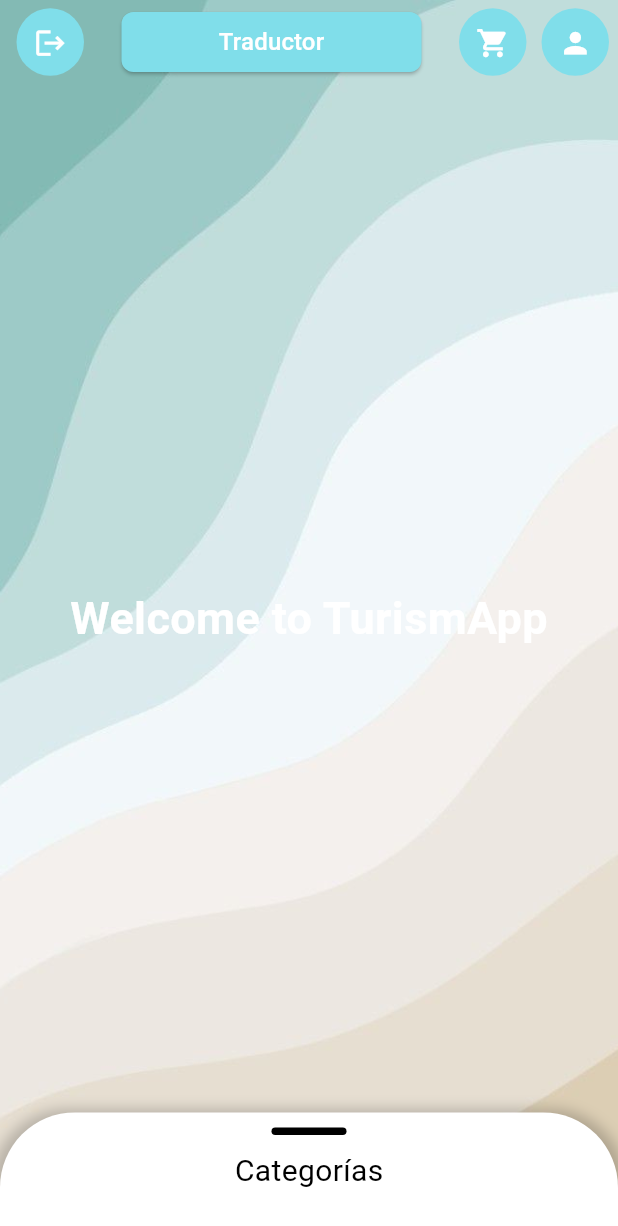
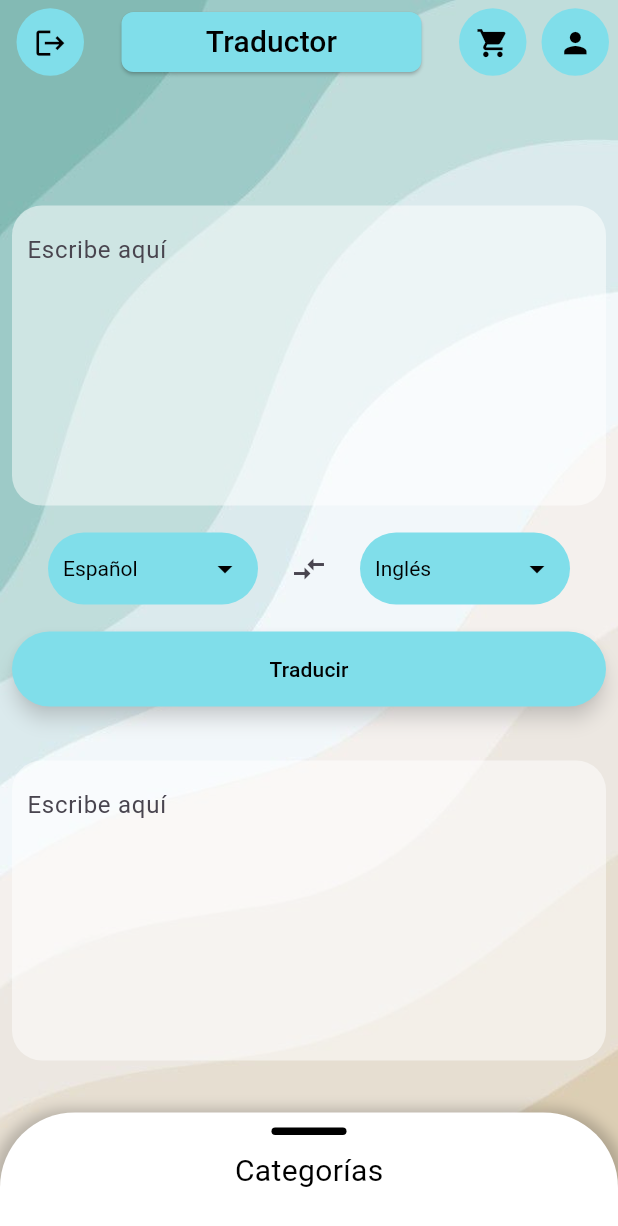
Before and after one commit to JossueJativa/touristApp, a Flutter app: the Home screen opened by its route, after a tap on "Traductor", on a phone screen of 412 x 824 dp. Shown: the top 1226 px of the screen. Run offline on Flutter 3.47's test engine with Material 3 defaults, Android fonts, the phone set to English and light mode, and no system bars; our stand-ins replace firebase_core, firebase_messaging, flutter_local_notifications, jwt_decoder, shared_preferences; accounts and stored records are empty; network calls fail.

Commit message:
feat: Create a traductor in repository

```diff
--- a/turismapp/lib/components/AppbarMenu.dart
+++ b/turismapp/lib/components/AppbarMenu.dart
@@ -45,7 +45,7 @@ class AppbarMenu extends StatelessWidget implements PreferredSizeWidget {
           width: 200,
           height: 40,
           onPressed: () {
-
+            Navigator.pushNamed(context, '/traductor');
           },
         ),
 
--- a/turismapp/lib/components/ButtonRectangle.dart
+++ b/turismapp/lib/components/ButtonRectangle.dart
@@ -37,8 +37,8 @@ class _ButtonRectangleState extends State<ButtonRectangle> {
           child: Text(
             widget.text,
             style: const TextStyle(
-              color: Colors.white, // Color del texto
-              fontSize: 16.0, // Tamaño del texto
+              color: Colors.black,
+              fontSize: 20.0,
             ),
           ),
         ),
--- a/turismapp/lib/components/CircularButton.dart
+++ b/turismapp/lib/components/CircularButton.dart
@@ -46,7 +46,7 @@ class _CircularButtonState extends State<CircularButton> {
         child: Center(
           child: Icon(
             widget.icon,
-            color: Colors.white, // Color del icono para buen contraste
+            color: Colors.black,
             size: (widget.width < widget.height ? widget.width : widget.height) / 2,
           ),
         ),
--- /dev/null
+++ b/turismapp/lib/components/DropdownButton.dart
@@ -0,0 +1,50 @@
+import 'package:flutter/material.dart';
+
+class CustomDropdownButton extends StatefulWidget {
+  final String value;
+  final Map<String, String> items;
+  final ValueChanged<String?> onChanged;
+
+  const CustomDropdownButton(
+      {super.key,
+      required this.value,
+      required this.items,
+      required this.onChanged});
+
+  @override
+  _CustomDropdownButtonState createState() => _CustomDropdownButtonState();
+}
+
+class _CustomDropdownButtonState extends State<CustomDropdownButton> {
+  @override
+  Widget build(BuildContext context) {
+    return Padding(
+      padding: const EdgeInsets.all(10.0),
+      child: Container(
+        decoration: BoxDecoration(
+          color: const Color(0xFF80DEEA),
+          borderRadius: BorderRadius.circular(50.0),
+        ),
+        padding: const EdgeInsets.symmetric(horizontal: 10.0),
+        child: SizedBox(
+          width: 120.0,
+          child: DropdownButtonHideUnderline(
+            child: DropdownButton<String>(
+              value: widget.value,
+              items: widget.items.entries.map((entry) {
+                return DropdownMenuItem<String>(
+                  value: entry.key,
+                  child: Text(entry.value),
+                );
+              }).toList(),
+              onChanged: widget.onChanged,
+              dropdownColor: const Color(0xFF80DEEA),
+              style: const TextStyle(color: Colors.black),
+              iconEnabledColor: Colors.black,
+            ),
+          ),
+        ),
+      ),
+    );
+  }
+}
--- a/turismapp/lib/components/FooterBar.dart
+++ b/turismapp/lib/components/FooterBar.dart
@@ -87,7 +87,8 @@ class _FooterBarState extends State<FooterBar> {
                       onTap: () {
                         animateSelection(index);
                         final id = category['id'];
-                        print('Categoría seleccionada: $id');
+
+                        Navigator.pushNamed(context, '/products', arguments: id);
                       },
                       child: AnimatedOpacity(
                         opacity: selectedIndex == index ? 0.5 : 1.0,
--- /dev/null
+++ b/turismapp/lib/components/TextArea.dart
@@ -0,0 +1,39 @@
+import 'package:flutter/material.dart';
+
+class TextArea extends StatefulWidget {
+  final TextEditingController controller;
+  final bool editable;
+
+  const TextArea({Key? key, required this.controller, this.editable = true}) : super(key: key);
+
+  @override
+  _TextAreaState createState() => _TextAreaState();
+}
+
+class _TextAreaState extends State<TextArea> {
+  @override
+  Widget build(BuildContext context) {
+    return Padding(
+      padding: const EdgeInsets.all(8.0),
+      child: Container(
+        width: double.infinity,
+        height: 200,
+        margin: const EdgeInsets.only(top: 20),
+        padding: const EdgeInsets.all(10),
+        decoration: BoxDecoration(
+          color: Colors.white.withOpacity(0.5),
+          borderRadius: BorderRadius.circular(20),
+        ),
+        child: TextField(
+          controller: widget.controller,
+          maxLines: 10,
+          enabled: widget.editable, // Controla si el campo es editable o no
+          decoration: InputDecoration(
+            border: InputBorder.none,
+            hintText: (widget.editable) ? 'Escribe aquí' : 'Texto traducido',
+          ),
+        ),
+      ),
+    );
+  }
+}
--- a/turismapp/lib/controller/api.dart
+++ b/turismapp/lib/controller/api.dart
@@ -9,4 +9,7 @@ const String API_url_notifications_get = "http://10.0.2.2:8001/api/get/";
 const String API_url_notifications_send = "http://10.0.2.2:8001/api/send-notification";
 
 const String API_url_categories = "http://10.0.2.2:8002/categories";
+const String API_url_products = "http://10.0.2.2:8002/products";
 const String API_url_categories_product = "http://10.0.2.2:8002/products/category/";
+
+const String API_url_translate = "http://10.0.2.2:8004/traduction";
--- a/turismapp/lib/main.dart
+++ b/turismapp/lib/main.dart
@@ -4,7 +4,9 @@
 import 'package:turismapp/providers/push_notification.dart';
 import 'package:turismapp/screens/home.dart';
 import 'package:turismapp/screens/login.dart';
+import 'package:turismapp/screens/products.dart';
 import 'package:turismapp/screens/register.dart';
+import 'package:turismapp/screens/traductor.dart';
 import 'firebase_options.dart';
 
 void main() async {
@@ -54,6 +56,10 @@
         '/login': (context) => const Login(),
         '/register': (context) => const Register(),
         '/home': (context) => const Home(),
+        '/traductor': (context) => const Traductor(),
+        '/products': (context) => Products(
+          categoryId: ModalRoute.of(context)!.settings.arguments as int
+        ),
       },
     );
   }
--- a/turismapp/lib/mainScaffold.dart
+++ b/turismapp/lib/mainScaffold.dart
@@ -14,7 +14,7 @@ class MainScaffold extends StatelessWidget {
       appBar: const AppbarMenu(),
       body: Stack(
         children: <Widget>[
-          Container(
+          SizedBox(
             width: double.infinity,
             height: double.infinity,
             child: body,
--- a/turismapp/lib/screens/home.dart
+++ b/turismapp/lib/screens/home.dart
@@ -21,16 +21,33 @@ class _HomeState extends State<Home> {
             fit: BoxFit.cover,
           ),
         ),
-        child: const Center(
+        child: Center(
           child: Column(
             mainAxisAlignment: MainAxisAlignment.center,
             children: [
-              Text(
-                'Welcome to TurismApp',
+              Image.asset('assets/LOGO_MOCHI_GO.png',
+                  width: 200, height: 200, fit: BoxFit.fill),
+              const Text(
+                'Bienvenido a MOCHI GO',
                 style: TextStyle(
-                  color: Colors.white,
+                  color: Colors.black,
                   fontSize: 30,
                   fontWeight: FontWeight.bold,
+                ),
+              ),
+              const SizedBox(height: 20),
+              const Padding(
+                padding: EdgeInsets.fromLTRB(10, 0, 10, 0),
+                child: Center(
+                  child: Text(
+                    'Aquí abajo hay un botón que se arrastra hacia arriba para que selecciones la categoría que quieras comprar',
+                    style: TextStyle(
+                      color: Colors.black,
+                      fontSize: 20,
+                      fontWeight: FontWeight.bold,
+                    ),
+                    textAlign: TextAlign.center,
+                  ),
                 ),
               ),
             ],
--- /dev/null
+++ b/turismapp/lib/screens/traductor.dart
@@ -0,0 +1,104 @@
+import 'package:flutter/material.dart';
+import 'package:turismapp/components/ButtonForm.dart';
+import 'package:turismapp/components/CircularButton.dart';
+import 'package:turismapp/components/DropdownButton.dart';
+import 'package:turismapp/components/TextArea.dart';
+import 'package:turismapp/controller/translate.dart';
+import 'package:turismapp/mainScaffold.dart';
+
+class Traductor extends StatefulWidget {
+  const Traductor({Key? key}) : super(key: key);
+
+  @override
+  _TraductorState createState() => _TraductorState();
+}
+
+class _TraductorState extends State<Traductor> {
+  final Map<String, String> _languages = {
+    "es": "Español",
+    "en": "Inglés",
+    "fr": "Francés",
+    "de": "Alemán",
+    "it": "Italiano",
+    "pt": "Portugués"
+  };
+  final TextEditingController _textToTranslate = TextEditingController();
+  final TextEditingController _translatedText = TextEditingController();
+
+  String _sourceLanguage = 'es';
+  String _targetLanguage = 'en';
+
+  @override
+  Widget build(BuildContext context) {
+    return MainScaffold(
+      body: Container(
+        width: double.infinity,
+        height: double.infinity,
+        decoration: const BoxDecoration(
+          image: DecorationImage(
+            image: AssetImage('assets/Background_login.jpg'),
+            fit: BoxFit.cover,
+          ),
+        ),
+        child: Column(
+          mainAxisAlignment: MainAxisAlignment.center,
+          children: [
+            TextArea(controller: _textToTranslate, editable: true,),
+            Row(
+              mainAxisAlignment: MainAxisAlignment.center,
+              children: [
+                CustomDropdownButton(
+                  value: _sourceLanguage,
+                  items: _languages,
+                  onChanged: (String? value) {
+                    setState(() {
+                      _sourceLanguage = value!;
+                    });
+                  },
+                ),
+                IconButton(
+                  icon: const Icon(Icons.compare_arrows),
+                  onPressed: () {
+                    final String temp = _sourceLanguage;
+                    setState(() {
+                      _sourceLanguage = _targetLanguage;
+                      _targetLanguage = temp;
+                    });
+                  },
+                ),
+                CustomDropdownButton(
+                  value: _targetLanguage,
+                  items: _languages,
+                  onChanged: (String? value) {
+                    setState(() {
+                      _targetLanguage = value!;
+                    });
+                  },
+                ),
+              ],
+            ),
+
+            Padding(
+              padding: const EdgeInsets.all(8.0),
+              child: ButtonForm(
+                text: 'Traducir',
+                onPressed: () async{
+                  final String translated = await translate(_textToTranslate.text, _sourceLanguage, _targetLanguage);
+                  setState(() {
+                    _translatedText.text = translated;
+                  });
+                },
+                principalColor: const Color(0xFF80DEEA),
+                onPressedColor: const Color(0xFF4DB6AC),
+                textColor: Colors.black,
+                key: const Key('translateButton'),
+              ),
+            ),
+
+            TextArea(controller: _translatedText, editable: true,),
+          ],
+        ),
+      ),
+    );
+  }
+}
```
Also changed, not shown: notification/database/phoneDB.json (+1 -1 lines), turismapp/lib/controller/getProducts.dart (added, +41 -0 lines), turismapp/lib/controller/translate.dart (added, +26 -0 lines), turismapp/lib/screens/products.dart (added, +104 -0 lines), 1 other file.
